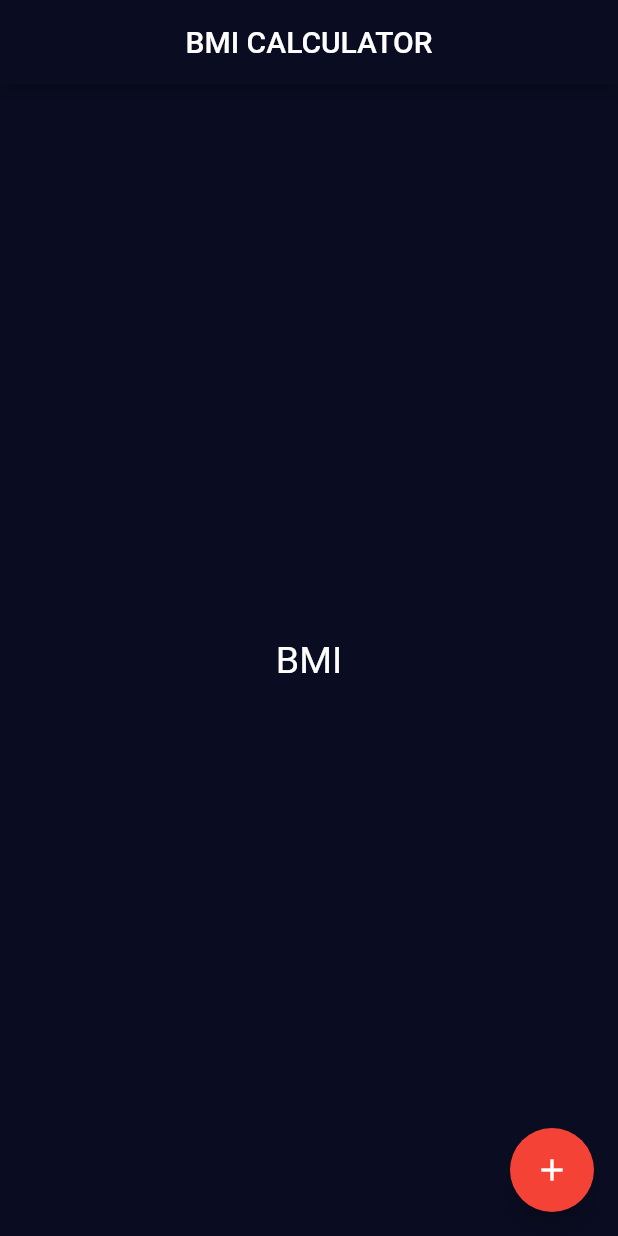
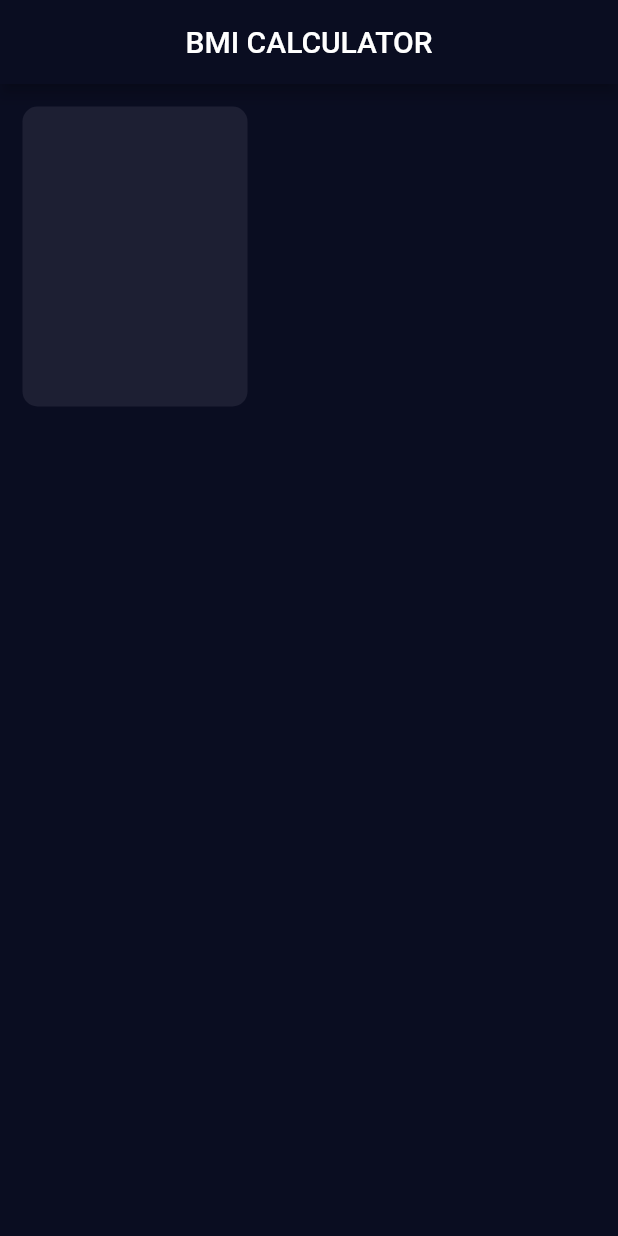
Before and after one commit to Arunachalam0007/SHA-FLUTTER, a Flutter app: the screen it shows after launch, on a phone screen of 412 x 824 dp. Run offline on Flutter 3.47's test engine with Material 2 defaults, Android fonts, the phone set to English and light mode, and no system bars; our stand-ins replace audioplayers, rflutter_alert.

Commit message:
BMI Calc: Single container with decoration

```diff
--- /dev/null
+++ b/Basics/bmi_calculator_flutter/lib/input_page.dart
@@ -0,0 +1,29 @@
+import 'package:flutter/material.dart';
+class InputPage extends StatefulWidget {
+  @override
+  _InputPageState createState() => _InputPageState();
+}
+
+class _InputPageState extends State<InputPage> {
+  @override
+  Widget build(BuildContext context) {
+    return Scaffold(
+      appBar: AppBar(
+        title: Center(
+          child: Text(
+            'BMI CALCULATOR',
+          ),
+        ),
+      ),
+      body: Container(
+        margin: EdgeInsets.all(15.0),
+        decoration: BoxDecoration(
+          color: Color(0xFF1D1F33),
+          borderRadius: BorderRadius.circular(10.0)
+        ),
+        height: 200,
+        width: 150,
+      )
+    );
+  }
+}
--- a/Basics/bmi_calculator_flutter/lib/main.dart
+++ b/Basics/bmi_calculator_flutter/lib/main.dart
@@ -1,6 +1,5 @@
-import 'dart:ui';
-
 import 'package:flutter/material.dart';
+import 'input_page.dart';
 
 void main() {
   runApp(BMICalculator());
@@ -13,46 +12,8 @@ class BMICalculator extends StatelessWidget {
       home: InputPage(),
       theme: ThemeData.dark().copyWith(
         primaryColor: Color(0xFF0A0D21),
-        scaffoldBackgroundColor: Color(0xFF0A0D22),
+        scaffoldBackgroundColor: Color(0xFF0A0D21),
       ),
     );
   }
 }
-
-class InputPage extends StatefulWidget {
-  @override
-  _InputPageState createState() => _InputPageState();
-}
-
-class _InputPageState extends State<InputPage> {
-  @override
-  Widget build(BuildContext context) {
-    return Scaffold(
-      appBar: AppBar(
-        title: Center(
-          child: Text(
-            'BMI CALCULATOR',
-          ),
-        ),
-      ),
-      body: Center(
-        child: Text(
-          'BMI',
-          style: TextStyle(
-            fontSize: 25,
-          ),
-        ),
-      ),
-      floatingActionButton: Theme(
-        data: ThemeData(
-          accentColor: Colors.red,
-        ),
-        child: FloatingActionButton(
-          child: Icon(
-            Icons.add,
-          ),
-        ),
-      ),
-    );
-  }
-}
```
Also changed, not shown: Basics/bmi_calculator_flutter/bmi calculator app images/BMI Single container with decoration.PNG (added).
